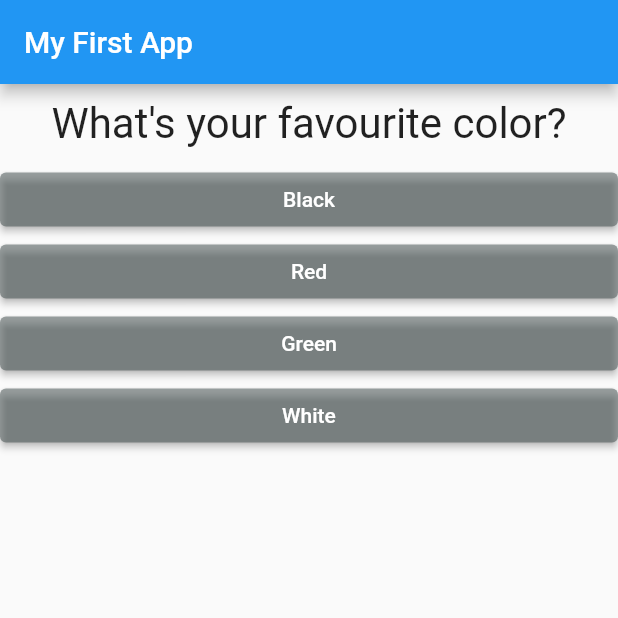
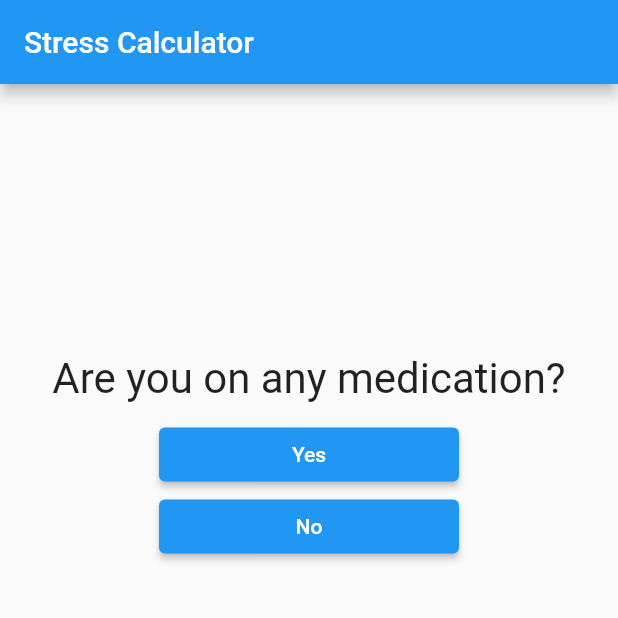
Before and after one commit to Prakharshuklaaa/flutter_complete_guide, a Flutter app: the screen it shows after launch, on a phone screen of 412 x 824 dp, the top half of it. Run offline on Flutter 3.47's test engine with Material 2 defaults, Android fonts, the phone set to English and light mode, and no system bars.

Commit message:
First App -> Stress Calculator

```diff
--- a/lib/answer.dart
+++ b/lib/answer.dart
@@ -8,18 +8,21 @@ class Answer extends StatelessWidget {
   @override
   Widget build(BuildContext context) {
     return Container(
-      width: double.infinity,
+      // margin: EdgeInsets.all(1),
+      // padding: EdgeInsets.all(5),
+      width: 200,
       child: ElevatedButton(
         child: Text(
           answerText,
-          style: TextStyle(color: Color.fromARGB(255, 255, 255, 255)),
+          style: TextStyle(
+            color: Color.fromARGB(255, 255, 255, 255),
+          ),
         ),
         // how to access the questionIndex and
         // questions which are on main.dart
         onPressed: selectHandler,
         style: ButtonStyle(
-          backgroundColor:
-              MaterialStateProperty.all(Color.fromRGBO(58, 71, 71, 0.494)),
+          backgroundColor: MaterialStateProperty.all(Colors.blue),
         ),
       ),
     );
--- a/lib/main.dart
+++ b/lib/main.dart
@@ -28,30 +28,48 @@ class MyAppState extends State<MyApp> {
 
   var _questions = const [
     {
-      'questionText': 'What\'s your favourite color?',
+      'questionText': 'Are you on any medication? ',
       'answers': [
-        {'text': 'Black', 'score': 10},
-        {'text': 'Red', 'score': 7},
-        {'text': 'Green', 'score': 9},
-        {'text': 'White', 'score': 5},
+        {'text': 'Yes', 'score': 10},
+        {'text': 'No', 'score': 0},
       ],
     },
     {
-      'questionText': 'What\s your favourite animal?',
+      'questionText': 'Were you ever evaluated clinically for stress?',
       'answers': [
-        {'text': 'Dog', 'score': 10},
-        {'text': 'Cat', 'score': 7},
-        {'text': 'Rabbit', 'score': 9},
-        {'text': 'Mouse', 'score': 5},
+        {'text': 'Yes', 'score': 10},
+        {'text': 'No', 'score': 0},
       ],
     },
     {
-      'questionText': 'Who\'s your favourite dish',
+      'questionText': 'Relationship problems?',
       'answers': [
-        {'text': 'chole bhatura', 'score': 10},
-        {'text': 'Dosa', 'score': 7},
-        {'text': 'Veg roll', 'score': 9},
-        {'text': 'idli', 'score': 5},
+        {'text': 'Yes', 'score': 10},
+        {'text': 'No', 'score': 0},
+      ],
+    },
+    {
+      'questionText': 'Trouble with parents?',
+      'answers': [
+        {'text': 'Yes', 'score': 10},
+        {'text': 'No', 'score': 0},
+      ],
+    },
+    {
+      'questionText': 'Lower grades than expected?',
+      'answers': [
+        {'text': 'Yes', 'score': 10},
+        {'text': 'No', 'score': 0},
+      ],
+    },
+    {
+      'questionText':
+          'In the past month, how often have you been upset because of something that happened unexpectedly?',
+      'answers': [
+        {'text': 'Fairly Often', 'score': 10},
+        {'text': 'Very Often', 'score': 7},
+        {'text': 'Sometimes', 'score': 5},
+        {'text': 'Almost Never', 'score': 0},
       ],
     },
   ];
@@ -74,7 +92,7 @@ class MyAppState extends State<MyApp> {
       home: Scaffold(
         appBar: AppBar(
           title: Text(
-            'My First App',
+            'Stress Calculator',
             textAlign: TextAlign.center,
           ),
         ),
--- a/lib/quiz.dart
+++ b/lib/quiz.dart
@@ -15,7 +15,10 @@ class Quiz extends StatelessWidget {
 
   @override
   Widget build(BuildContext context) {
-    return Column(
+    return Container(
+      alignment: Alignment.center,
+      padding: EdgeInsets.fromLTRB(0, 170, 0, 0),
+      child: Column(
         children: [
           Question(
             questions[questionIndex]['questionText'],
@@ -23,10 +26,11 @@ class Quiz extends StatelessWidget {
           ...(questions[questionIndex]['answers'] as List<Map<String, Object>>)
               .map((answer) {
             // module 1 => 53 clculating score
-          return Answer(
-              () => answerQuestion(answer['score']), answer['text'] as String);
+            return Answer(() => answerQuestion(answer['score']),
+                answer['text'] as String);
           }).toList(),
         ],
+      ),
     );
   }
 }
--- a/lib/result.dart
+++ b/lib/result.dart
@@ -9,19 +9,22 @@ class Result extends StatelessWidget {
   String get resultPhrase {
     String resultText;
 
-    if (resultScore <= 20) {
-      resultText = "You have unique Taste";
-    } else if (resultScore <= 25) {
-      resultText = "You have not so unique Taste";
-    } else if (resultScore <= 30) {
-      resultText = "Your Taste is very common";
+    if (resultScore <= 60) {
+      resultText = "Highly Stressed";
+    } else if (resultScore <= 40) {
+      resultText = "Mild Stress";
+    } else if (resultScore <= 20) {
+      resultText = "Stress Free";
     }
     return resultText;
   }
 
   @override
   Widget build(BuildContext context) {
-    return Column(
+    return Container(
+      padding: EdgeInsets.fromLTRB(0, 100, 0, 0),
+      alignment: Alignment.center,
+      child: Column(
         children: [
           Text(
             resultPhrase,
@@ -29,10 +32,11 @@ class Result extends StatelessWidget {
             textAlign: TextAlign.center,
           ),
           TextButton(
-          child: Text('Restart Quiz!'),
+            child: Text('Restart Quiz!', style: TextStyle(fontSize: 25)),
             onPressed: resetHandler,
           ),
         ],
+      ),
     );
   }
 }
```
Lines whose indentation alone changed are shown as unchanged.
